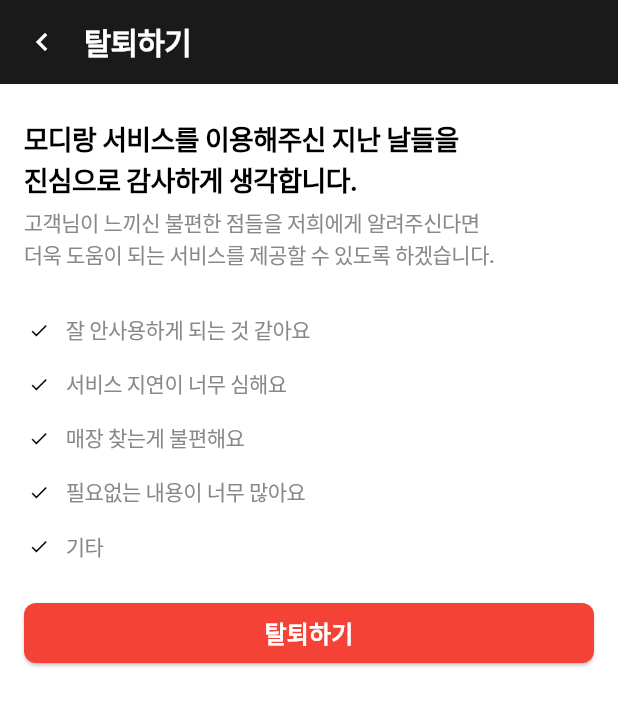
After one commit to hdachan/Modir_map_platform_front, a Flutter app: the WithdrawalScreen screen opened directly, after a tap on "탈퇴하기", on a phone screen of 412 x 824 dp. The commit adds this screen. Shown: the top 706 px of the screen. Run offline on Flutter 3.47's test engine with Material 3 defaults, Android fonts, the phone set to English and light mode, and no system bars; our stand-ins replace flutter_svg, go_router, image_picker, shared_preferences, supabase_flutter; accounts and stored records are empty; network calls fail; Roboto replaces fonts that are missing (Pretendard); project files that could hold a hidden picture were left out.

Commit message:
20250501 탈퇴하기 화면 완료 / 라우터 수저

```diff
--- /dev/null
+++ b/lib/mvvm/Mypage/models/WithdrawalReason.dart
@@ -0,0 +1,13 @@
+class WithdrawalReasonModel {
+  final String userId;
+  final List<String> reasons;
+
+  WithdrawalReasonModel({required this.userId, required this.reasons});
+
+  Map<String, dynamic> toJson() {
+    return {
+      'user_id': userId,
+      'reason': reasons.join(', '), // 리스트를 문자열로 변환
+    };
+  }
+}
--- /dev/null
+++ b/lib/mvvm/Mypage/services/WithdrawalService.dart
@@ -0,0 +1,19 @@
+import 'package:supabase_flutter/supabase_flutter.dart';
+import '../models/WithdrawalReason.dart';
+
+
+
+class WithdrawalService {
+  final supabase = Supabase.instance.client;
+
+  Future<void> saveWithdrawalReason(WithdrawalReasonModel data) async {
+    try {
+      await supabase.from('withdrawal_reasons').insert(data.toJson());
+      print("탈퇴 사유가 성공적으로 저장되었습니다.");
+
+    } catch (e) {
+      print("탈퇴 사유 저장 중 오류 발생: $e");
+      throw e;
+    }
+  }
+}
--- /dev/null
+++ b/lib/mvvm/Mypage/viewmodels/WithdrawalViewModel.dart
@@ -0,0 +1,73 @@
+import 'package:flutter/material.dart';
+import 'package:go_router/go_router.dart';
+import 'package:supabase_flutter/supabase_flutter.dart';
+
+import '../../../utils/SessionManager.dart';
+import '../models/WithdrawalReason.dart';
+import '../services/WithdrawalService.dart';
+
+
+class WithdrawalViewModel extends ChangeNotifier {
+  final WithdrawalService _service = WithdrawalService();
+
+  final List<String> reasons = [
+    '잘 안사용하게 되는 것 같아요',
+    '서비스 지연이 너무 심해요',
+    '매장 찾는게 불편해요',
+    '필요없는 내용이 너무 많아요',
+    '기타'
+  ];
+
+  Set<int> selectedIndexes = {};
+  TextEditingController otherReasonController = TextEditingController();
+
+  void toggleReason(int index) {
+    if (selectedIndexes.contains(index)) {
+      selectedIndexes.remove(index);
+    } else {
+      selectedIndexes.add(index);
+    }
+    notifyListeners();
+  }
+
+  Future<void> saveWithdrawalReason(BuildContext context) async {
+    final user = Supabase.instance.client.auth.currentUser;
+    if (user == null) {
+      print("사용자가 로그인되어 있지 않습니다.");
+      return;
+    }
+
+    try {
+      List<String> selectedReasonsList =
+      selectedIndexes.map((index) => reasons[index]).toList();
+
+      String? otherText;
+      if (selectedIndexes.contains(reasons.length - 1)) {
+        if (otherReasonController.text.trim().isEmpty) {
+          print("기타 사유를 입력해주세요.");
+          return;
+        }
+        otherText = otherReasonController.text.trim();
+      }
+
+      WithdrawalReasonModel withdrawalData = WithdrawalReasonModel(
+        userId: user.id,
+        reasons: selectedReasonsList.map((r) => r == '기타' ? otherText! : r).toList(),
+      );
+
+      await _service.saveWithdrawalReason(withdrawalData);
+
+      // UI 상태 초기화
+      selectedIndexes.clear();
+      otherReasonController.clear();
+      notifyListeners();
+
+      // 로그인 선택 화면으로 이동
+      await SessionManager().clearSession();
+      context.go('/login');
+    } catch (e) {
+      print("탈퇴 사유 저장 중 오류 발생: $e");
+    }
+  }
+
+}
--- /dev/null
+++ b/lib/mvvm/Mypage/views/WithdrawalScreen.dart
@@ -0,0 +1,161 @@
+import 'package:flutter/material.dart';
+import 'package:provider/provider.dart';
+
+import '../viewmodels/WithdrawalViewModel.dart';
+import '../widget/mypage_widget.dart';
+
+
+
+class WithdrawalScreen extends StatelessWidget {
+  @override
+  Widget build(BuildContext context) {
+    final viewModel = Provider.of<WithdrawalViewModel>(context);
+
+    return Scaffold(
+      backgroundColor:  Colors.white,
+      body: SafeArea(
+        child: SingleChildScrollView(
+          child: Center(
+            child: Column(
+              crossAxisAlignment: CrossAxisAlignment.start, // Column 자체도 왼쪽 정렬
+              children: [
+                CustomAppBar(title: '탈퇴하기', context: context),
+                Container(
+                  height: 130,
+                  padding: EdgeInsets.only(left: 16, right: 16, bottom: 8, top: 24),
+                  child: Column(
+                    crossAxisAlignment: CrossAxisAlignment.start, // 내부 Column도 왼쪽 정렬
+                    children: [
+                      Container(
+                        height: 50,
+                        child: Text(
+                          '모디랑 서비스를 이용해주신 지난 날들을\n진심으로 감사하게 생각합니다.',
+                          style: TextStyle(
+                            color: Colors.black,
+                            fontSize: 18,
+                            fontWeight: FontWeight.w700,
+                            height: 1.40,
+                            letterSpacing: -0.45,
+                          ),
+                        ),
+                      ),
+                      SizedBox(height: 8),
+                      Container(
+                        height: 40,
+                        child: Text(
+                          '고객님이 느끼신 불편한 점들을 저희에게 알려주신다면\n더욱 도움이 되는 서비스를 제공할 수 있도록 하겠습니다.',
+                          style: TextStyle(
+                            color: Color(0xFF888888),
+                            fontSize: 14,
+                            fontWeight: FontWeight.w500,
+                            height: 1.40,
+                            letterSpacing: -0.35,
+                          ),
+                        ),
+                      ),
+                    ],
+                  ),
+                ),
+                Container(
+                  padding: EdgeInsets.symmetric(vertical: 16),
+                  child: Column(
+                    children: List.generate(viewModel.reasons.length, (index) {
+                      bool isSelected = viewModel.selectedIndexes.contains(index);
+                      bool isOther = index == viewModel.reasons.length - 1;
+
+                      return Column(
+                        children: [
+                          GestureDetector(
+                            onTap: () => viewModel.toggleReason(index),
+                            child: Container(
+                              height: 36,
+                              padding: EdgeInsets.symmetric(horizontal: 16),
+                              child: Row(
+                                children: [
+                                  Container(
+                                    width: 20,
+                                    height: 20,
+                                    decoration: ShapeDecoration(
+                                      color: isSelected ? Color(0xFF888888) : Colors.white,
+                                      shape: RoundedRectangleBorder(
+                                        borderRadius: BorderRadius.circular(100),
+                                      ),
+                                    ),
+                                    child: Center(
+                                      child: Icon(
+                                        Icons.check,
+                                        color: isSelected ? Colors.white :Colors.black ,
+                                        size: 14,
+                                      ),
+                                    ),
+                                  ),
+                                  SizedBox(width: 8),
+                                  Container(
+                                    width: 300,
+                                    child: Text(
+                                      viewModel.reasons[index],
+                                      style: TextStyle(
+                                        color: isSelected ? Colors.black : Color(0xFF888888),
+                                        fontSize: 14,
+                                        fontWeight: FontWeight.w500,
+                                        height: 1.40,
+                                        letterSpacing: -0.35,
+                                      ),
+                                    ),
+                                  ),
+                                ],
+                              ),
+                            ),
+                          ),
+                          if (isOther && isSelected)
+                            Padding(
+                              padding: EdgeInsets.symmetric(horizontal: 16, vertical: 8),
+                              child: TextField(
+                                controller: viewModel.otherReasonController,
+                                style: TextStyle(color: Colors.black, fontSize: 14),
+                                decoration: InputDecoration(
+                                  hintText: "기타 사유를 입력해주세요",
+                                  hintStyle: TextStyle(color: Color(0xFF888888)),
+                                  filled: true,
+                                  fillColor: Color(0xFFF6F6F6),
+                                  border: OutlineInputBorder(
+                                    borderRadius: BorderRadius.circular(8),
+                                    borderSide: BorderSide.none,
+                                  ),
+                                ),
+                              ),
+                            ),
+                        ],
+                      );
+                    }),
+                  ),
+                ),
+                Container(
+                  width: double.infinity, // 전체 너비로 설정
+                  padding: EdgeInsets.symmetric(horizontal: 16), // 양쪽에 16의 패딩 추가
+                  child: ElevatedButton(
+                    onPressed: () => viewModel.saveWithdrawalReason(context),
+                    style: ElevatedButton.styleFrom(
+                      backgroundColor: Colors.red,
+                      shape: RoundedRectangleBorder(
+                        borderRadius: BorderRadius.circular(8),
+                      ),
+                    ),
+                    child: Text(
+                      "탈퇴하기",
+                      style: TextStyle(color: Colors.white, fontSize: 16, fontWeight: FontWeight.bold),
+                    ),
+                  ),
+                )
+
+
+              ],
+            ),
+
+
+          ),
+        ),
+      ),
+    );
+  }
+}
--- a/lib/utils/router.dart
+++ b/lib/utils/router.dart
@@ -6,8 +6,8 @@
 import '../map_screen.dart';
 import '../mvvm/Auth/views/auth_selection_screen.dart';
 import '../mvvm/Mypage/views/Mypage.dart';
-
 import '../mvvm/Mypage/views/SettingScreen.dart';
+import '../mvvm/Mypage/views/WithdrawalScreen.dart';
 import '../mvvm/feed/WriteScreen.dart';
 import '../mvvm/feed/views/FeedDetailScreen.dart';
 import 'bottom_nav_screen.dart';
@@ -15,7 +15,7 @@
 
 final GoRouter router = GoRouter(
   initialLocation: '/auth_check',
-  debugLogDiagnostics: true, // 디버그 로그 활성화
+  debugLogDiagnostics: true,
   routes: [
     GoRoute(
       path: '/auth_check',
@@ -51,16 +51,22 @@
         ),
         GoRoute(
           path: '/mypage',
-          builder: (context, state) => const MyPageScreen(),
+          builder: (context, state) => MyPageScreen(),
           routes: [
             GoRoute(
               path: 'setting',
               builder: (context, state) => SettingScreen(),
+              routes: [
+                GoRoute(
+                  path: 'withdrawal_reason',
+                  pageBuilder: (context, state) => MaterialPage(child: WithdrawalScreen()),
+                ),
+              ],
             ),
           ],
         ),
       ],
-    )
+    ),
   ],
   redirect: (BuildContext context, GoRouterState state) async {
     final sessionManager = SessionManager();
@@ -69,12 +75,26 @@
 
     debugPrint('🚦 리디렉션: path=$path, isAuthenticated=$isAuthenticated');
 
-    if (!isAuthenticated && (path == '/map' || path == '/community' || path == '/mypage' || path.startsWith('/mypage/'))) {
+    // 보호된 경로 목록
+    final protectedPrefixes = [
+      '/map',
+      '/community',
+      '/mypage',
+    ];
+
+    final isProtected = protectedPrefixes.any((prefix) =>
+    path == prefix || path.startsWith('$prefix/'));
+
+    // 비로그인 시 보호된 경로 접근 → 로그인 페이지로
+    if (!isAuthenticated && isProtected) {
       return '/login';
     }
+
+    // 로그인된 사용자가 로그인 페이지 접근 → 커뮤니티로 리디렉션
     if (isAuthenticated && path == '/login') {
       return '/community';
     }
+
     return null;
   },
 );
```
